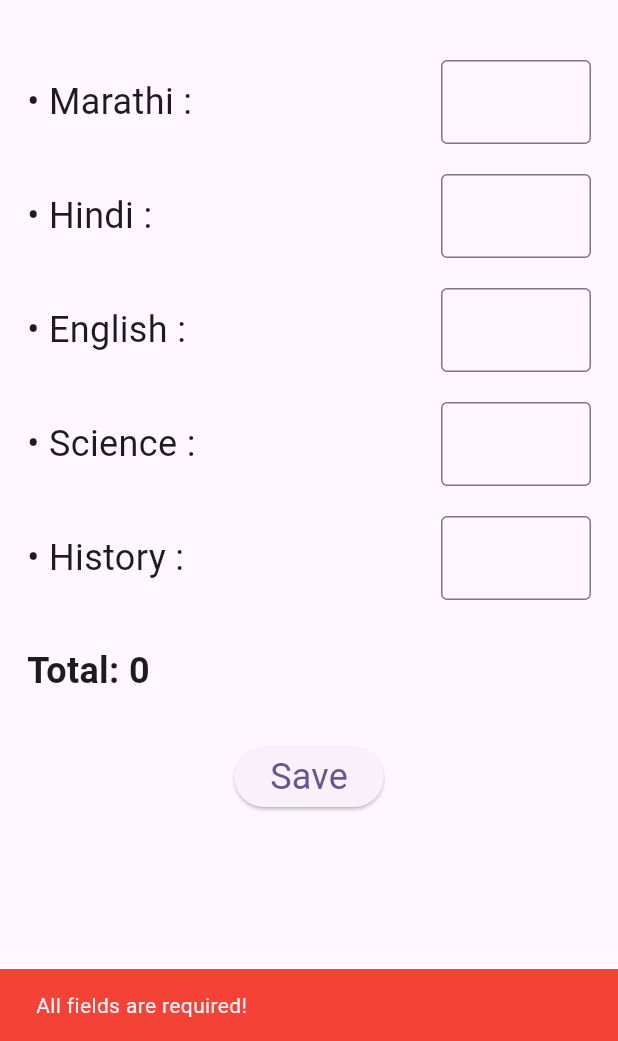
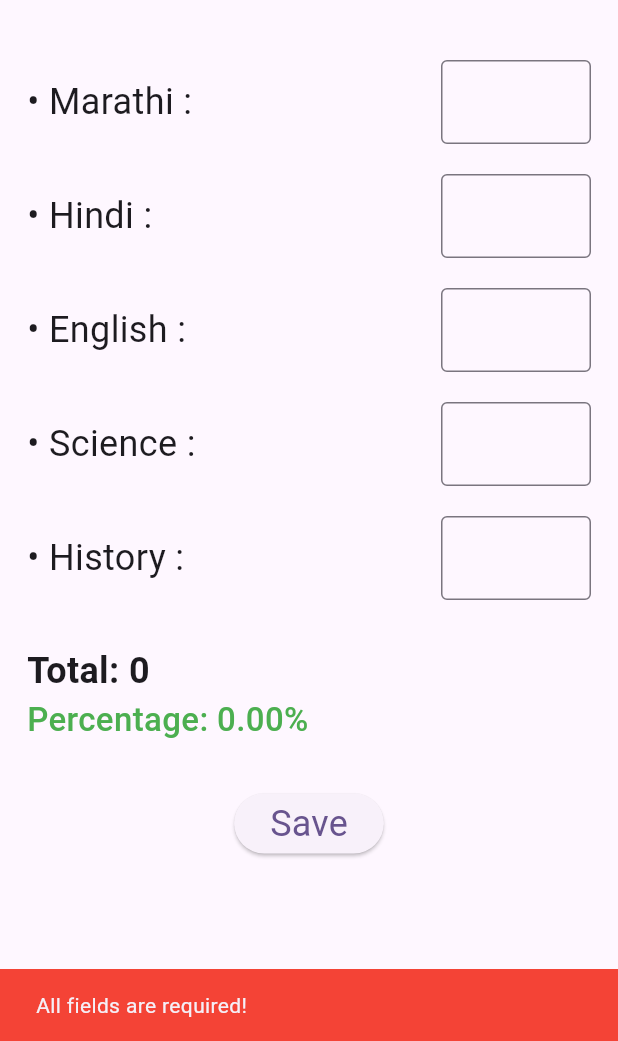
Before and after one commit to KshitijH123/flutter_examples, a Flutter app: the StudentMarksScreen screen opened directly, after a tap on "Save", on a phone screen of 412 x 824 dp, the part 195-1236 px from its top. Run offline on Flutter 3.47's test engine with Material 3 defaults, Android fonts, the light colour scheme and no system bars.

Commit message:
ui updates

```diff
--- a/student_sqlite/lib/main.dart
+++ b/student_sqlite/lib/main.dart
@@ -17,6 +17,7 @@ class MyApp extends StatelessWidget {
         colorScheme: ColorScheme.fromSeed(seedColor: Colors.deepPurple),
       ),
       home: const HomeScreen(title: 'Flutter Demo Home Page'),
+      debugShowCheckedModeBanner: false,
     );
   }
 }
--- /dev/null
+++ b/student_sqlite/lib/model/students_model.dart
@@ -0,0 +1,56 @@
+class StudentsModel {
+  final int? id;
+  final String name;
+  final int marathiMarks;
+  final int hindiMarks;
+  final int englishMarks;
+  final int scienceMarks;
+  final int historyMarks;
+
+  StudentsModel({
+    this.id,
+    required this.name,
+    required this.marathiMarks,
+    required this.hindiMarks,
+    required this.englishMarks,
+    required this.scienceMarks,
+    required this.historyMarks,
+  });
+
+  int totalMarks() {
+    return marathiMarks + hindiMarks + englishMarks + scienceMarks + hindiMarks;
+  }
+
+  factory StudentsModel.fromJson(Map<String, dynamic> json) {
+    return StudentsModel(
+      name: json[StudentsModelKey.name],
+      marathiMarks: json[StudentsModelKey.marathiMarks],
+      hindiMarks: json[StudentsModelKey.hindiMarks],
+      englishMarks: json[StudentsModelKey.englishMarks],
+      scienceMarks: json[StudentsModelKey.scienceMarks],
+      historyMarks: json[StudentsModelKey.historyMarks],
+    );
+  }
+
+  Map<String, dynamic> toJson() {
+    return {
+      StudentsModelKey.id: id,
+      StudentsModelKey.name: name,
+      StudentsModelKey.marathiMarks: marathiMarks,
+      StudentsModelKey.hindiMarks: hindiMarks,
+      StudentsModelKey.englishMarks: englishMarks,
+      StudentsModelKey.scienceMarks: scienceMarks,
+      StudentsModelKey.historyMarks: historyMarks,
+    };
+  }
+}
+
+class StudentsModelKey {
+  static const id = 'id';
+  static const name = 'name';
+  static const marathiMarks = 'marathiMarks';
+  static const hindiMarks = 'hindiMarks';
+  static const englishMarks = 'englishMarks';
+  static const scienceMarks = 'scienceMarks';
+  static const historyMarks = 'historyMarks';
+}
--- /dev/null
+++ b/student_sqlite/lib/student_marks_screen.dart
@@ -0,0 +1,142 @@
+import 'package:flutter/material.dart';
+import 'package:student_sqlite/model/students_model.dart';
+
+class StudentMarksScreen extends StatefulWidget {
+  const StudentMarksScreen({super.key});
+
+  @override
+  State<StudentMarksScreen> createState() => _StudentMarksScreenState();
+}
+
+class _StudentMarksScreenState extends State<StudentMarksScreen> {
+  final studentNameController = TextEditingController();
+  final marathiController = TextEditingController();
+  final hindiController = TextEditingController();
+  final englishController = TextEditingController();
+  final scienceController = TextEditingController();
+  final historyController = TextEditingController();
+
+  int totalMarks = 0;
+  double percentage = 0.0;
+
+  void calculateTotal() {
+    int marathi = int.tryParse(marathiController.text) ?? 0;
+    int hindi = int.tryParse(hindiController.text) ?? 0;
+    int english = int.tryParse(englishController.text) ?? 0;
+    int science = int.tryParse(scienceController.text) ?? 0;
+    int history = int.tryParse(historyController.text) ?? 0;
+
+    setState(() {
+      totalMarks = marathi + hindi + english + science + history;
+      percentage = (totalMarks / 500) * 100;
+    });
+  }
+
+  void saveStudentData() {
+    if (studentNameController.text.isEmpty ||
+        marathiController.text.isEmpty ||
+        hindiController.text.isEmpty ||
+        englishController.text.isEmpty ||
+        scienceController.text.isEmpty ||
+        historyController.text.isEmpty) {
+      ScaffoldMessenger.of(context).showSnackBar(
+        SnackBar(
+          content: Text('All fields are required!'),
+          backgroundColor: Colors.red,
+        ),
+      );
+      return;
+    }
+
+    final student = StudentsModel(
+      name: studentNameController.text.trim(),
+      marathiMarks: int.parse(marathiController.text.trim()),
+      hindiMarks: int.parse(hindiController.text.trim()),
+      englishMarks: int.parse(englishController.text.trim()),
+      scienceMarks: int.parse(scienceController.text.trim()),
+      historyMarks: int.parse(historyController.text.trim()),
+    );
+
+    Navigator.pop(context, student);
+  }
+
+  @override
+  Widget build(BuildContext context) {
+    return Scaffold(
+      appBar: AppBar(
+        title: Text(
+          'Students Marks',
+          style: TextStyle(fontSize: 28, fontWeight: FontWeight.w500),
+        ),
+        backgroundColor: Colors.lightBlueAccent,
+      ),
+      body: SingleChildScrollView(
+        child: Padding(
+          padding: EdgeInsets.all(18),
+          child: Column(
+            crossAxisAlignment: CrossAxisAlignment.start,
+            children: [
+              TextFormField(
+                controller: studentNameController,
+                decoration: InputDecoration(
+                  labelText: 'Student Name',
+                  border: OutlineInputBorder(),
+                ),
+              ),
+              SizedBox(height: 30),
+              buildSubjectRow('• Marathi', marathiController),
+              buildSubjectRow('• Hindi', hindiController),
+              buildSubjectRow('• English', englishController),
+              buildSubjectRow('• Science', scienceController),
+              buildSubjectRow('• History', historyController),
+              SizedBox(height: 20),
+              Text(
+                'Total: $totalMarks',
+                style: TextStyle(fontSize: 24, fontWeight: FontWeight.bold),
+              ),
+              Text(
+                'Percentage: ${percentage.toStringAsFixed(2)}%',
+                style: TextStyle(
+                  fontSize: 22,
+                  fontWeight: FontWeight.w500,
+                  color: Colors.green,
+                ),
+              ),
+              SizedBox(height: 30),
+              Center(
+                child: ElevatedButton(
+                  onPressed: saveStudentData,
+                  child: Text(
+                    'Save',
+                    style: TextStyle(fontSize: 24, fontWeight: FontWeight.w400),
+                  ),
+                ),
+              ),
+            ],
+          ),
+        ),
+      ),
+    );
+  }
+
+  Widget buildSubjectRow(String subject, TextEditingController controller) {
+    return Padding(
+      padding: const EdgeInsets.symmetric(vertical: 10.0),
+      child: Row(
+        mainAxisAlignment: MainAxisAlignment.spaceBetween,
+        children: [
+          Text('$subject :', style: TextStyle(fontSize: 24)),
+          SizedBox(
+            width: 100,
+            child: TextFormField(
+              controller: controller,
+              keyboardType: TextInputType.number,
+              decoration: InputDecoration(border: OutlineInputBorder()),
+              onChanged: (value) => calculateTotal(),
+            ),
+          ),
+        ],
+      ),
+    );
+  }
+}
```
Also changed, not shown: student_sqlite/lib/home_screen.dart (+94 -20 lines).
